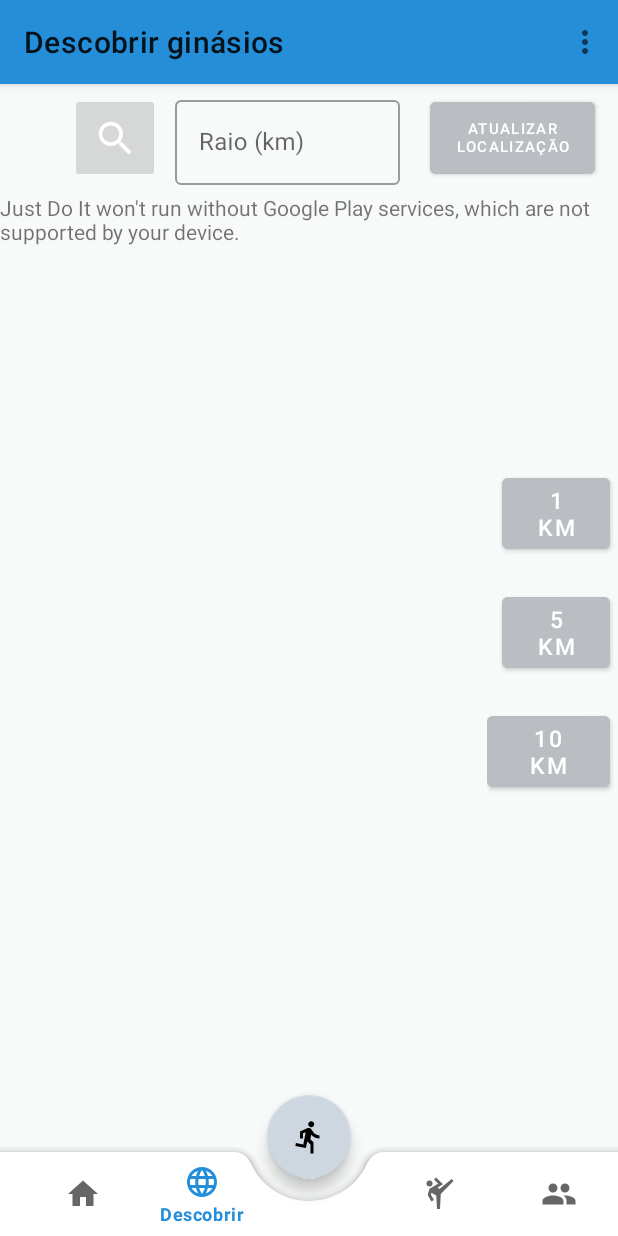
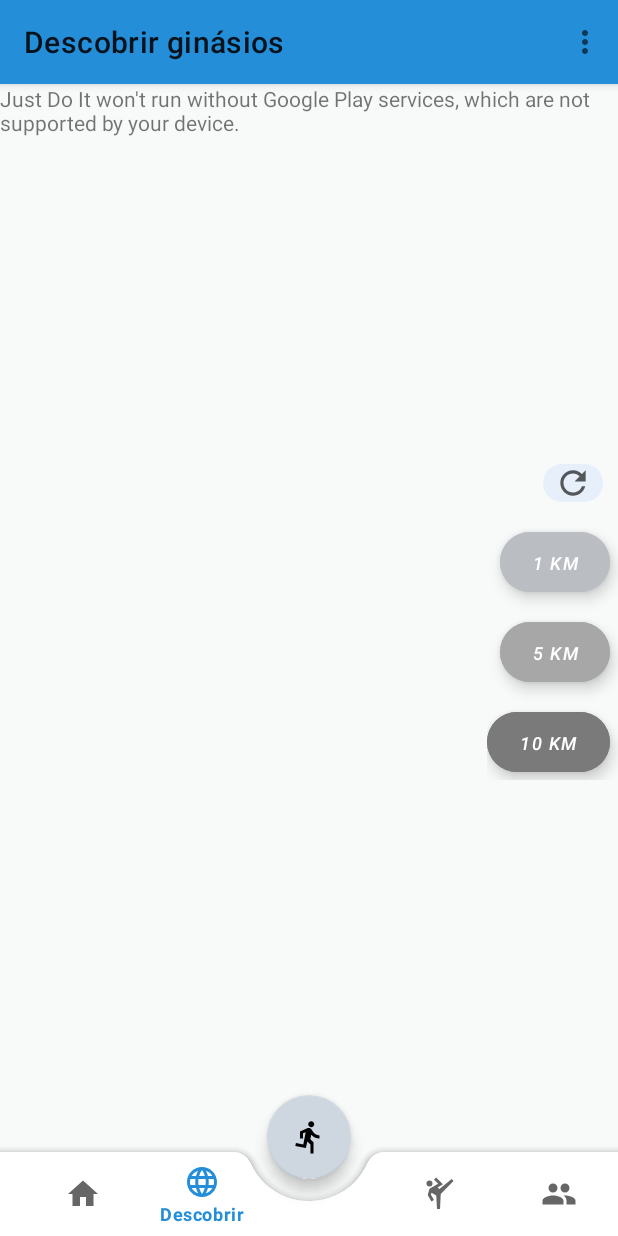
Before and after one commit to joaobraganca555/ExerciseYourSelf, an Android app: the DiscoverFragment screen opened through its navigation route, on a phone screen of 412 x 824 dp. Run offline under Robolectric (Android 15) with nearby library versions, the phone set to English and light mode, and no system bars; our stand-ins replace Firebase (no records; nobody signed in at launch, a user with empty details on screens opened directly), Room's generated code, navigation-ui; libraries missing offline, so code that uses them is left out: com.mikhaellopez.circularprogressbar; 2 statements that could not run were skipped.

Commit message:
finished discover fragment

```diff
--- a/app/src/main/java/pt/ipp/estg/cmu_exerciseyourself/ui/discover/DiscoverFragment.kt
+++ b/app/src/main/java/pt/ipp/estg/cmu_exerciseyourself/ui/discover/DiscoverFragment.kt
@@ -13,6 +13,7 @@ import android.view.View
 import android.view.ViewGroup
 import android.widget.Button
 import android.widget.ImageButton
+import android.widget.ImageView
 import android.widget.Toast
 import androidx.core.app.ActivityCompat
 import com.google.android.gms.location.FusedLocationProviderClient
@@ -33,12 +34,10 @@ import retrofit2.Response
 
 class DiscoverFragment : Fragment() {
     private lateinit var myContext : Context
-    private lateinit var refreshLocation : Button
+    private lateinit var refreshLocation : ImageView
     private lateinit var oneKilometer : Button
     private lateinit var fiveKilometer : Button
     private lateinit var teenKilometer : Button
-    private lateinit var findPlacesButton : ImageButton
-    private lateinit var radiusText : TextInputEditText
     private lateinit var mapFragment : SupportMapFragment
     private lateinit var geopifyGeopifyResponseObject: GeopifyResponseObject
     private lateinit var mMap: GoogleMap
@@ -77,6 +76,14 @@ class DiscoverFragment : Fragment() {
                     lastLocation = LatLng(location.latitude, location.longitude)
                     mMap.clear()
                     mMap.animateCamera(CameraUpdateFactory.newLatLngZoom(lastLocation,12f))
+                    oneKilometer.isEnabled = true
+                    fiveKilometer.isEnabled = true
+                    teenKilometer.isEnabled = true
+                } else {
+                        oneKilometer.isEnabled = false
+                        fiveKilometer.isEnabled = false
+                        teenKilometer.isEnabled = false
+                    Toast.makeText(myContext, "Por favor, ative a localização!", Toast.LENGTH_LONG).show()
                 }
             }
     }
@@ -94,8 +101,6 @@ class DiscoverFragment : Fragment() {
         val view = inflater.inflate(R.layout.fragment_discover, container, false)
 
         refreshLocation = view.findViewById(R.id.refreshLocation)
-        findPlacesButton = view.findViewById(R.id.findButton)
-        radiusText = view.findViewById(R.id.radiusText)
         oneKilometer = view.findViewById(R.id.oneKilometer)
         fiveKilometer = view.findViewById(R.id.fiveKilometer)
         teenKilometer = view.findViewById(R.id.teenKilometer)
@@ -106,9 +111,9 @@ class DiscoverFragment : Fragment() {
             fusedLocationClient = LocationServices.getFusedLocationProviderClient(myContext)
             mapFragment = (childFragmentManager.findFragmentById(R.id.map) as SupportMapFragment?)!!
             mapFragment.getMapAsync(callback)
-            //setUpMap()
         }
 
+        /*
         findPlacesButton.setOnClickListener {
             val radius = radiusText.text.toString()
             if (radius.isNullOrEmpty()) {
@@ -140,7 +145,7 @@ class DiscoverFragment : Fragment() {
             }else {
                  Toast.makeText(myContext,"O raio não pode ser 0 nem ultrapassar 20km!", Toast.LENGTH_LONG).show()
             }
-        }
+        }*/
 
         oneKilometer.setOnClickListener {
             getPlacesWithCertainRadius(1000)
@@ -166,14 +171,6 @@ class DiscoverFragment : Fragment() {
 
     private fun loadMarkers(obj: GeopifyResponseObject) {
         val locals = obj.features
-
-        //Adicionar o ponto onde a pessoa se encontra
-        /*
-        mMap.addMarker(
-            MarkerOptions()
-            .position(lastLocation)
-            .title("Eu")).showInfoWindow()
-         */
 
         for (local in locals) {
             val position = LatLng(local.properties!!.lat!!, local.properties!!.lon!!)
--- a/app/src/main/res/drawable/ic_baseline_refresh_24.xml
+++ b/app/src/main/res/drawable/ic_baseline_refresh_24.xml
@@ -1,5 +1,5 @@
-<vector android:autoMirrored="true" android:height="30dp"
-    android:tint="#000" android:viewportHeight="24"
-    android:viewportWidth="24" android:width="30dp" xmlns:android="http://schemas.android.com/apk/res/android">
+<vector android:autoMirrored="true" android:height="15dp"
+    android:tint="#A3000000" android:viewportHeight="24"
+    android:viewportWidth="24" android:width="15dp" xmlns:android="http://schemas.android.com/apk/res/android">
     <path android:fillColor="@android:color/black" android:pathData="M17.65,6.35C16.2,4.9 14.21,4 12,4c-4.42,0 -7.99,3.58 -7.99,8s3.57,8 7.99,8c3.73,0 6.84,-2.55 7.73,-6h-2.08c-0.82,2.33 -3.04,4 -5.65,4 -3.31,0 -6,-2.69 -6,-6s2.69,-6 6,-6c1.66,0 3.14,0.69 4.22,1.78L13,11h7V4l-2.35,2.35z"/>
 </vector>
--- /dev/null
+++ b/app/src/main/res/drawable/rounded_button.xml
@@ -0,0 +1,9 @@
+<?xml version="1.0" encoding="utf-8"?>
+<shape xmlns:android="http://schemas.android.com/apk/res/android"
+    android:shape="rectangle">
+    <solid android:color="#E6EFFA"/>
+    <corners android:bottomRightRadius="90dp"
+        android:bottomLeftRadius="90dp"
+        android:topRightRadius="90dp"
+        android:topLeftRadius="90dp"/>
+</shape>
--- a/app/src/main/res/layout/fragment_discover.xml
+++ b/app/src/main/res/layout/fragment_discover.xml
@@ -1,56 +1,9 @@
 <?xml version="1.0" encoding="utf-8"?>
 <RelativeLayout xmlns:android="http://schemas.android.com/apk/res/android"
     xmlns:app="http://schemas.android.com/apk/res-auto"
-    xmlns:tools="http://schemas.android.com/tools"
     android:layout_width="match_parent"
     android:layout_height="match_parent"
     android:id="@+id/parent">
-
-    <LinearLayout
-        android:id="@+id/input"
-        android:layout_width="match_parent"
-        android:layout_height="wrap_content"
-        android:layout_marginTop="5dp"
-        android:layout_marginEnd="10dp"
-        android:gravity="end">
-
-         <ImageButton
-            android:id="@+id/findButton"
-            android:layout_width="60dp"
-            android:layout_height="60dp"
-            android:layout_gravity="center"
-            android:layout_marginStart="15dp"
-            android:layout_marginEnd="10dp"
-            android:src="@drawable/ic_baseline_search_20"
-            tools:ignore="SpeakableTextPresentCheck" />
-
-        <com.google.android.material.textfield.TextInputLayout
-            android:id="@+id/filledTextField"
-            style="@style/Widget.MaterialComponents.TextInputLayout.OutlinedBox"
-            android:layout_width="150dp"
-            android:layout_height="wrap_content"
-            android:layout_gravity="center"
-            android:hint="Raio (km)">
-
-            <com.google.android.material.textfield.TextInputEditText
-                android:id="@+id/radiusText"
-                android:layout_width="match_parent"
-                android:layout_height="wrap_content" />
-
-        </com.google.android.material.textfield.TextInputLayout>
-        <Button
-            android:id="@+id/refreshLocation"
-            android:layout_width="110dp"
-            android:layout_height="60dp"
-            android:layout_gravity="center"
-            android:layout_marginStart="20dp"
-            android:layout_marginEnd="5dp"
-            android:backgroundTint="@color/gray_200"
-            android:text="Atualizar Localização"
-            android:textSize="10dp"
-            app:srcCompat="@drawable/ic_baseline_refresh_24"
-            tools:ignore="SpeakableTextPresentCheck" />
-    </LinearLayout>
 
     <LinearLayout
         android:layout_width="wrap_content"
@@ -60,39 +13,61 @@
         android:layout_centerInParent="true"
         android:layout_alignParentEnd="true">
 
-        <Button
+        <ImageView
+            android:id="@+id/refreshLocation"
+            android:layout_width="40dp"
+            android:layout_height="25dp"
+            android:layout_gravity="end"
+            android:layout_marginEnd="10dp"
+            android:layout_marginTop="5dp"
+            android:background="@drawable/rounded_button"
+            android:src="@drawable/ic_baseline_refresh_24" />
+
+        <com.google.android.material.button.MaterialButton
             android:id="@+id/oneKilometer"
-            android:layout_width="72dp"
-            android:layout_height="wrap_content"
-            android:layout_gravity="right"
+            android:layout_gravity="end"
             android:layout_marginEnd="5dp"
             android:layout_marginTop="20dp"
+            style="@style/Widget.MaterialComponents.ExtendedFloatingActionButton"
+            app:cornerRadius="25dp"
+            android:layout_width="73dp"
+            android:layout_height="40dp"
+            android:textSize="12sp"
+            android:textColor="@color/white"
+            android:textStyle="italic"
             android:backgroundTint="@color/gray_200"
-            android:text="1 Km"
-            android:textSize="15dp" />
+            android:text="@string/_1_km" />
 
-        <Button
+        <com.google.android.material.button.MaterialButton
             android:id="@+id/fiveKilometer"
-            android:layout_width="72dp"
-            android:layout_height="wrap_content"
-            android:layout_gravity="right"
-            android:layout_below="@+id/oneKilometer"
+            android:layout_gravity="end"
             android:layout_marginEnd="5dp"
             android:layout_marginTop="20dp"
-            android:backgroundTint="@color/gray_200"
-            android:text="5 Km"
-            android:textSize="15dp" />
+            style="@style/Widget.MaterialComponents.ExtendedFloatingActionButton"
+            app:cornerRadius="25dp"
+            android:layout_width="73dp"
+            android:layout_height="40dp"
+            android:textSize="12sp"
+            android:textColor="@color/white"
+            android:textStyle="italic"
+            android:backgroundTint="@color/gray_300"
+            android:text="@string/_5_km" />
 
-        <Button
+        <com.google.android.material.button.MaterialButton
             android:id="@+id/teenKilometer"
-            android:layout_width="82dp"
-            android:layout_gravity="right"
-            android:layout_height="wrap_content"
-            android:backgroundTint="@color/gray_200"
+            android:layout_gravity="end"
             android:layout_marginEnd="5dp"
             android:layout_marginTop="20dp"
-            android:text="10 Km"
-            android:textSize="15dp" />
+            android:layout_marginBottom="5dp"
+            style="@style/Widget.MaterialComponents.ExtendedFloatingActionButton"
+            app:cornerRadius="25dp"
+            android:layout_width="82dp"
+            android:layout_height="40dp"
+            android:textSize="12sp"
+            android:textColor="@color/white"
+            android:textStyle="italic"
+            android:backgroundTint="@color/gray_400"
+            android:text="@string/_10_km" />
      </LinearLayout>
 
 
@@ -100,10 +75,8 @@
         android:id="@+id/map"
         android:name="com.google.android.gms.maps.SupportMapFragment"
         android:layout_width="match_parent"
-        android:layout_height="0dp"
-        android:layout_above="@+id/spacer"
-        android:layout_below="@id/input"
-        android:layout_marginTop="5dp" />
+        android:layout_height="match_parent"
+        android:layout_above="@+id/spacer"/>
 
     <TextView
         android:id="@+id/spacer"
--- a/app/src/main/res/values/colors.xml
+++ b/app/src/main/res/values/colors.xml
@@ -10,6 +10,8 @@
 
     <color name="gray_100">#CED6DF</color>
     <color name="gray_200">#BABEC3</color>
+    <color name="gray_300">#A7A7A8</color>
+    <color name="gray_400">#7A7A7A</color>
     <color name="blue_100">#248ED8</color>
     <color name="blue_200">#0050C4</color>
 </resources>
--- a/app/src/main/res/values/strings.xml
+++ b/app/src/main/res/values/strings.xml
@@ -18,4 +18,8 @@
     <string name="password_min_6_characters">Minímo 6 caracteres</string>
     <string name="raio_metros">Raio (metros)</string>
     <string name="guardar_alteracoes">Guardar Alterações</string>
+    <string name="atualizar_localizacao">Atualizar Localização</string>
+    <string name="_1_km">1 km</string>
+    <string name="_5_km">5 km</string>
+    <string name="_10_km">10 km</string>
 </resources>
```
